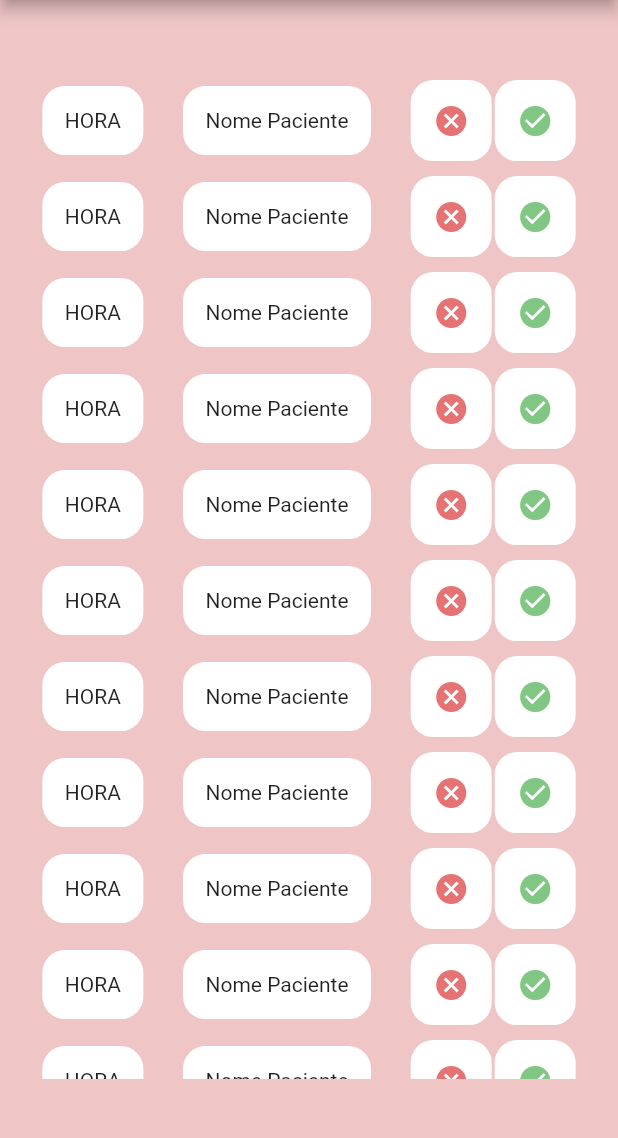
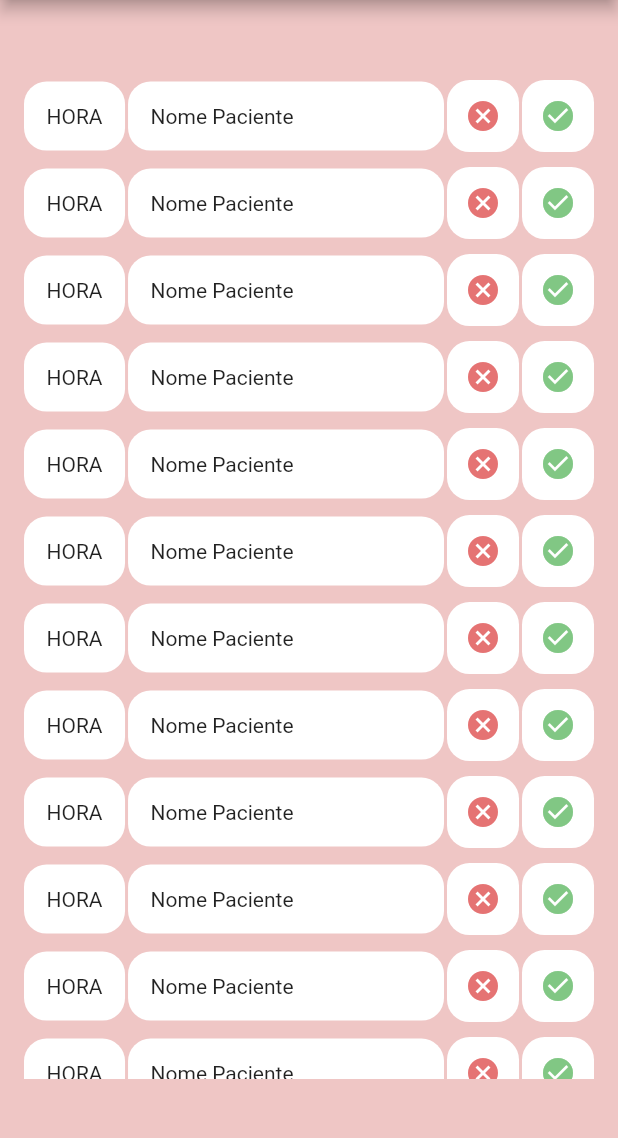
Before and after one commit to michelmicheloti/Mobile_flutter, a Flutter app: the screen it shows after launch, after a tap on "Agenda Diária", on a phone screen of 412 x 824 dp, the part 84-1222 px from its top. Run offline on Flutter 3.47's test engine with Material 2 defaults, Android fonts, the phone set to English and light mode, and no system bars.

```diff
--- a/lib/components/buttons_cancel_save.dart
+++ b/lib/components/buttons_cancel_save.dart
@@ -49,6 +49,12 @@ class MyButton extends StatelessWidget {
       ),
       style: ButtonStyle(
         backgroundColor: color,
+        shape: MaterialStateProperty.all<RoundedRectangleBorder>(
+          RoundedRectangleBorder(
+            borderRadius: BorderRadius.circular(15.0),
+          ),
+        ),
+        elevation:  MaterialStateProperty.all<double>(5),
       ),
     );
   }
--- a/lib/components/home_drawer.dart
+++ b/lib/components/home_drawer.dart
@@ -46,25 +46,25 @@ class HomeDrawer extends StatelessWidget {
           _createItem(
             'Agenda Diária',
             () => Navigator.of(context).pushReplacementNamed(
-              AppRoute.AGENDA_DIARIA,
+              AppRoute.HOME,
             ),
           ),
           _createItem(
             'Clínicas',
             () => Navigator.of(context).pushReplacementNamed(
-              AppRoute.CLINICAS,
+              AppRoute.HOME,
             ),
           ),
           _createItem(
             'Pacientes',
             () => Navigator.of(context).pushReplacementNamed(
-              AppRoute.PACIENTES,
+              AppRoute.HOME,
             ),
           ),
           _createItem(
             'Rendimentos',
             () => Navigator.of(context).pushReplacementNamed(
-              AppRoute.RENDIMENTOS,
+              AppRoute.HOME,
             ),
           ),
         ],
--- a/lib/screens/agenda_diaria_screen.dart
+++ b/lib/screens/agenda_diaria_screen.dart
@@ -42,8 +42,42 @@ class AgendaDiariaScreen extends StatelessWidget {
                   child: Row(
                     mainAxisAlignment: MainAxisAlignment.spaceAround,
                     children: [
-                      Container(
-                        padding: EdgeInsets.all(15),
+                      HoraContainer(),
+                      NomePacienteContainer(),
+                      Buttons(
+                        icon: Icons.cancel,
+                        color: Colors.red.shade300,
+                      ),
+                      Buttons(
+                        icon: Icons.check_circle,
+                        color: Colors.green.shade300,
+                      )
+                    ],
+                  ),
+                );
+              },
+            ),
+          ),
+        ],
+      ),
+    );
+  }
+}
+
+class Buttons extends StatelessWidget {
+  final IconData icon;
+  final Color color;
+
+  const Buttons({
+    Key? key,
+    required this.icon,
+    required this.color,
+  }) : super(key: key);
+
+  @override
+  Widget build(BuildContext context) {
+    return Container(
+        padding: EdgeInsets.all(12),
         margin: EdgeInsets.symmetric(
           horizontal: 1,
         ),
@@ -51,11 +85,23 @@ class AgendaDiariaScreen extends StatelessWidget {
           color: Colors.white,
           borderRadius: BorderRadius.circular(15),
         ),
-                        child: Text(
-                          'HORA',
-                        ),
-                      ),
-                      Container(
+        child: Icon(
+          icon,
+          color: color,
+        ));
+  }
+}
+
+class NomePacienteContainer extends StatelessWidget {
+  const NomePacienteContainer({
+    Key? key,
+  }) : super(key: key);
+
+  @override
+  Widget build(BuildContext context) {
+    return Flexible(
+      fit: FlexFit.tight,
+      child: Container(
         padding: EdgeInsets.all(15),
         margin: EdgeInsets.symmetric(
           horizontal: 1,
@@ -68,9 +114,18 @@ class AgendaDiariaScreen extends StatelessWidget {
           'Nome Paciente',
         ),
       ),
-                      Row(
-                        children: [
-                          Container(
+    );
+  }
+}
+
+class HoraContainer extends StatelessWidget {
+  const HoraContainer({
+    Key? key,
+  }) : super(key: key);
+
+  @override
+  Widget build(BuildContext context) {
+    return Container(
       padding: EdgeInsets.all(15),
       margin: EdgeInsets.symmetric(
         horizontal: 1,
@@ -79,32 +134,8 @@ class AgendaDiariaScreen extends StatelessWidget {
         color: Colors.white,
         borderRadius: BorderRadius.circular(15),
       ),
-                              child: Icon(
-                                Icons.cancel,
-                                color: Colors.red.shade300,
-                              )),
-                          Container(
-                              padding: EdgeInsets.all(15),
-                              margin: EdgeInsets.symmetric(
-                                horizontal: 1,
-                              ),
-                              decoration: BoxDecoration(
-                                color: Colors.white,
-                                borderRadius: BorderRadius.circular(15),
-                              ),
-                              child: Icon(
-                                Icons.check_circle,
-                                color: Colors.green.shade300,
-                              )),
-                        ],
-                      )
-                    ],
-                  ),
-                );
-              },
-            ),
-          ),
-        ],
+      child: Text(
+        'HORA',
       ),
     );
   }
--- a/lib/screens/clinica/clinicas_screen.dart
+++ b/lib/screens/clinica/clinicas_screen.dart
@@ -11,6 +11,7 @@ class ClinicasScreen extends StatelessWidget {
         ModalRoute.of(context)?.settings.arguments as HomePageIcons;
 
     final mediaQuery = MediaQuery.of(context);
+
     final PreferredSizeWidget appBar = AppBar(
       title: Text(homePageIcons.title),
     );
```
Also changed, not shown: lib/components/scaffold_main.dart (deleted, +0 -27 lines), lib/screens/clinica/clinica_cadastro_screen.dart (+24 -8 lines). Lines whose indentation alone changed are shown as unchanged.
